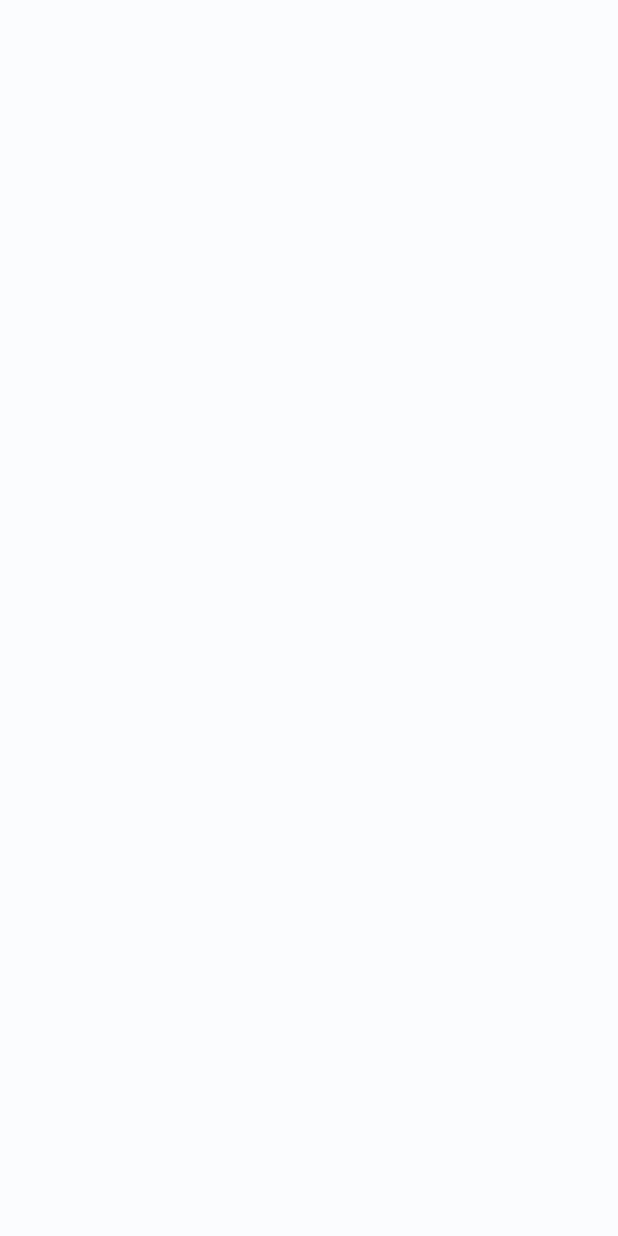
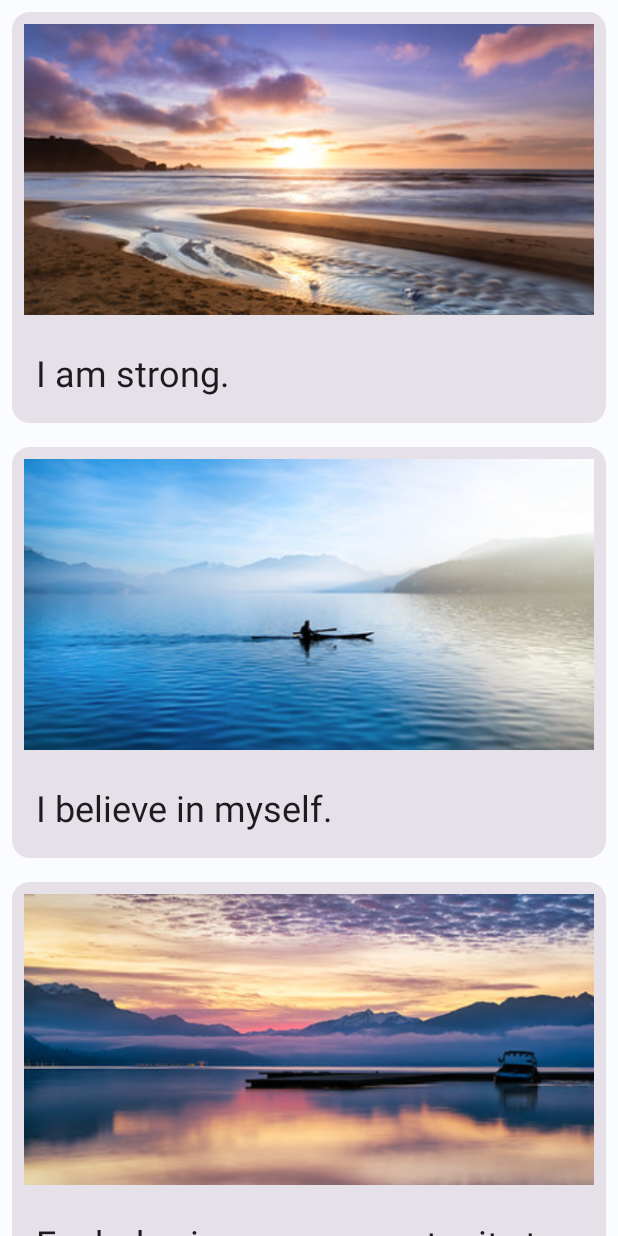
Before and after one commit to google-developer-training/basic-android-kotlin-compose-training-affirmations, an Android app built with Jetpack Compose: the screen it shows after launch (MainActivity), on a phone screen of 412 x 824 dp. Before the commit the screen is empty. Run offline under Robolectric (Android 15) with nearby library versions, the phone set to English and light mode, and no system bars.

Commit message:
part 1- build a scrollable list

```diff
--- a/app/src/main/java/com/example/affirmations/MainActivity.kt
+++ b/app/src/main/java/com/example/affirmations/MainActivity.kt
@@ -1,28 +1,47 @@
-/*
- * Copyright (C) 2023 The Android Open Source Project
- *
- * Licensed under the Apache License, Version 2.0 (the "License");
- * you may not use this file except in compliance with the License.
- * You may obtain a copy of the License at
- *
- *      https://www.apache.org/licenses/LICENSE-2.0
- *
- * Unless required by applicable law or agreed to in writing, software
- * distributed under the License is distributed on an "AS IS" BASIS,
- * WITHOUT WARRANTIES OR CONDITIONS OF ANY KIND, either express or implied.
- * See the License for the specific language governing permissions and
- * limitations under the License.
- */
 package com.example.affirmations
+
+//*
+//* Copyright (C) 2023 The Android Open Source Project
+//*
+//* Licensed under the Apache License, Version 2.0 (the "License");
+//* you may not use this file except in compliance with the License.
+//* You may obtain a copy of the License at
+//*
+//*      https://www.apache.org/licenses/LICENSE-2.0
+//*
+//* Unless required by applicable law or agreed to in writing, softwaredonw with
+//* distributed under the License is distributed on an "AS IS" BASIS,
+//* WITHOUT WARRANTIES OR CONDITIONS OF ANY KIND, either express or implied.
+//* See the License for the specific language governing permissions and
+//* limitations under the License.
+//*/
+
 
 import android.os.Bundle
 import androidx.activity.ComponentActivity
 import androidx.activity.compose.setContent
+import androidx.compose.foundation.Image
+import androidx.compose.foundation.layout.Column
 import androidx.compose.foundation.layout.fillMaxSize
+import androidx.compose.foundation.layout.fillMaxWidth
+import androidx.compose.foundation.layout.height
+import androidx.compose.foundation.layout.padding
+import androidx.compose.foundation.lazy.LazyColumn
+import androidx.compose.foundation.lazy.items
+import androidx.compose.material3.Card
 import androidx.compose.material3.MaterialTheme
 import androidx.compose.material3.Surface
+import androidx.compose.material3.Text
 import androidx.compose.runtime.Composable
 import androidx.compose.ui.Modifier
+import androidx.compose.ui.layout.ContentScale
+import androidx.compose.ui.platform.LocalContext
+import androidx.compose.ui.res.painterResource
+import androidx.compose.ui.res.stringResource
+import androidx.compose.ui.tooling.preview.Preview
+import androidx.compose.ui.unit.dp
+import com.example.affirmations.data.Datasource
+import com.example.affirmations.model.Affirmation
 import com.example.affirmations.ui.theme.AffirmationsTheme
 
 class MainActivity : ComponentActivity() {
@@ -45,4 +64,47 @@ class MainActivity : ComponentActivity() {
 
 @Composable
 fun AffirmationsApp() {
+    AffirmationList(
+        affirmationList = Datasource().loadAffirmations(),
+    )
 }
+
+@Composable
+fun AffirmationList(affirmationList: List<Affirmation>, modifier: Modifier = Modifier) {
+    LazyColumn(modifier = modifier) {
+        items(affirmationList) { affirmation ->
+            AffirmationCard(
+                affirmation = affirmation,
+                modifier = Modifier.padding(8.dp)
+            )
+        }
+    }
+}
+
+@Composable
+fun AffirmationCard(affirmation: Affirmation, modifier: Modifier = Modifier) {
+    Card(modifier = modifier) {
+        Column {
+            Image(
+                painter = painterResource(affirmation.imageResourceId),
+                contentDescription = stringResource(affirmation.stringResourceId),
+                modifier = modifier
+                    .fillMaxWidth()
+                    .height(194.dp),
+                contentScale = ContentScale.Crop
+            )
+            Text(
+                text = LocalContext.current.getString(affirmation.stringResourceId),
+                modifier = Modifier.padding(16.dp),
+                style = MaterialTheme.typography.headlineSmall
+            )
+        }
+    }
+}
+
+
+@Preview
+@Composable
+private fun AffirmationCardPreview() {
+    AffirmationCard(Affirmation(R.string.affirmation1, R.drawable.image1))
+}
--- a/app/src/main/java/com/example/affirmations/data/Datasource.kt
+++ b/app/src/main/java/com/example/affirmations/data/Datasource.kt
@@ -15,6 +15,9 @@
  */
 package com.example.affirmations.data
 
+import com.example.affirmations.R
+import com.example.affirmations.model.Affirmation
+
 //import com.example.affirmations.R
 //import com.example.affirmations.model.Affirmation
 
@@ -22,17 +25,17 @@ package com.example.affirmations.data
  * [Datasource] generates a list of [Affirmation]
  */
 class Datasource() {
-//    fun loadAffirmations(): List<Affirmation> {
-//        return listOf<Affirmation>(
-//            Affirmation(R.string.affirmation1, R.drawable.image1),
-//            Affirmation(R.string.affirmation2, R.drawable.image2),
-//            Affirmation(R.string.affirmation3, R.drawable.image3),
-//            Affirmation(R.string.affirmation4, R.drawable.image4),
-//            Affirmation(R.string.affirmation5, R.drawable.image5),
-//            Affirmation(R.string.affirmation6, R.drawable.image6),
-//            Affirmation(R.string.affirmation7, R.drawable.image7),
-//            Affirmation(R.string.affirmation8, R.drawable.image8),
-//            Affirmation(R.string.affirmation9, R.drawable.image9),
-//            Affirmation(R.string.affirmation10, R.drawable.image10))
-//    }
+    fun loadAffirmations(): List<Affirmation> {
+        return listOf<Affirmation>(
+            Affirmation(R.string.affirmation1, R.drawable.image1),
+            Affirmation(R.string.affirmation2, R.drawable.image2),
+            Affirmation(R.string.affirmation3, R.drawable.image3),
+            Affirmation(R.string.affirmation4, R.drawable.image4),
+            Affirmation(R.string.affirmation5, R.drawable.image5),
+            Affirmation(R.string.affirmation6, R.drawable.image6),
+            Affirmation(R.string.affirmation7, R.drawable.image7),
+            Affirmation(R.string.affirmation8, R.drawable.image8),
+            Affirmation(R.string.affirmation9, R.drawable.image9),
+            Affirmation(R.string.affirmation10, R.drawable.image10))
+    }
 }
--- /dev/null
+++ b/app/src/main/java/com/example/affirmations/model/Affirmation.kt
@@ -0,0 +1,9 @@
+package com.example.affirmations.model
+
+import androidx.annotation.DrawableRes
+import androidx.annotation.StringRes
+
+data class Affirmation(
+    @StringRes val stringResourceId: Int,
+    @DrawableRes val imageResourceId: Int
+)
```
